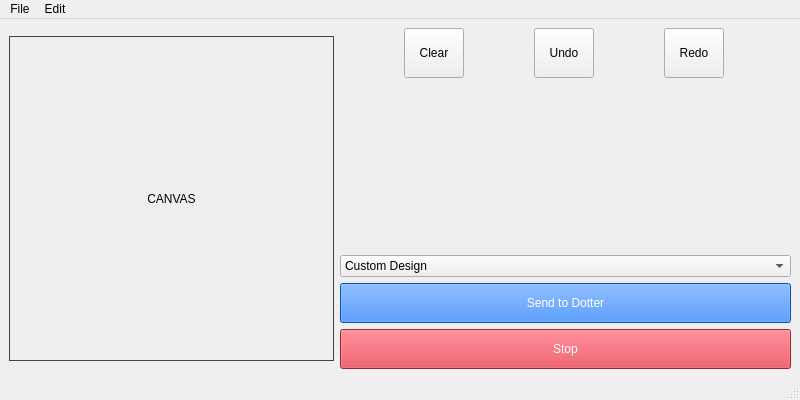
Old version of the form mainwindow.ui in the repository kForth/PeenerPlotter.
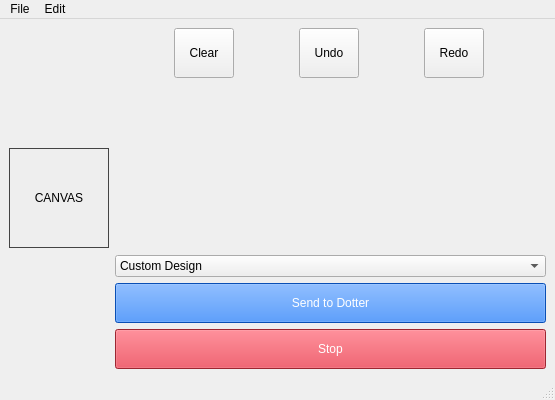
New version of the form.

The edit to the form file:
```diff
--- a/mainwindow.ui
+++ b/mainwindow.ui
@@ -6,7 +6,7 @@
    <rect>
     <x>0</x>
     <y>0</y>
-    <width>800</width>
+    <width>555</width>
     <height>400</height>
    </rect>
   </property>
@@ -18,8 +18,8 @@
   </property>
   <property name="minimumSize">
    <size>
-    <width>800</width>
-    <height>400</height>
+    <width>0</width>
+    <height>0</height>
    </size>
   </property>
   <property name="maximumSize">
@@ -43,8 +43,8 @@
       </property>
       <property name="minimumSize">
        <size>
-        <width>325</width>
-        <height>325</height>
+        <width>100</width>
+        <height>100</height>
        </size>
       </property>
       <property name="maximumSize">
@@ -234,7 +234,7 @@
     <rect>
      <x>0</x>
      <y>0</y>
-     <width>800</width>
+     <width>555</width>
      <height>24</height>
     </rect>
    </property>
```
